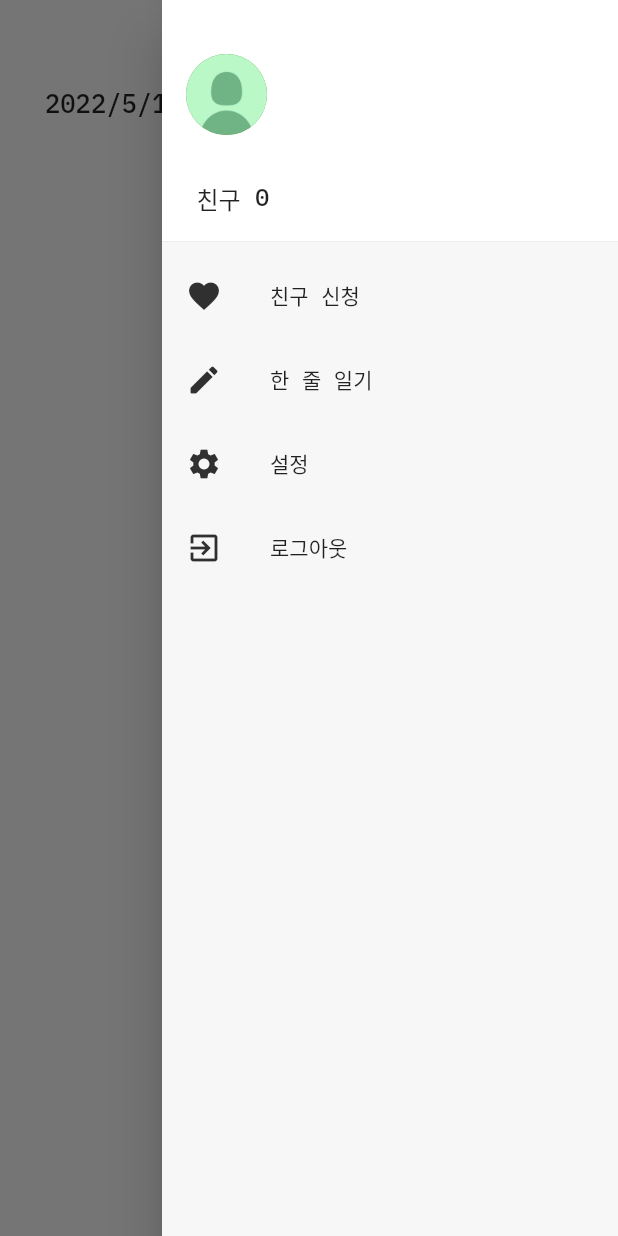
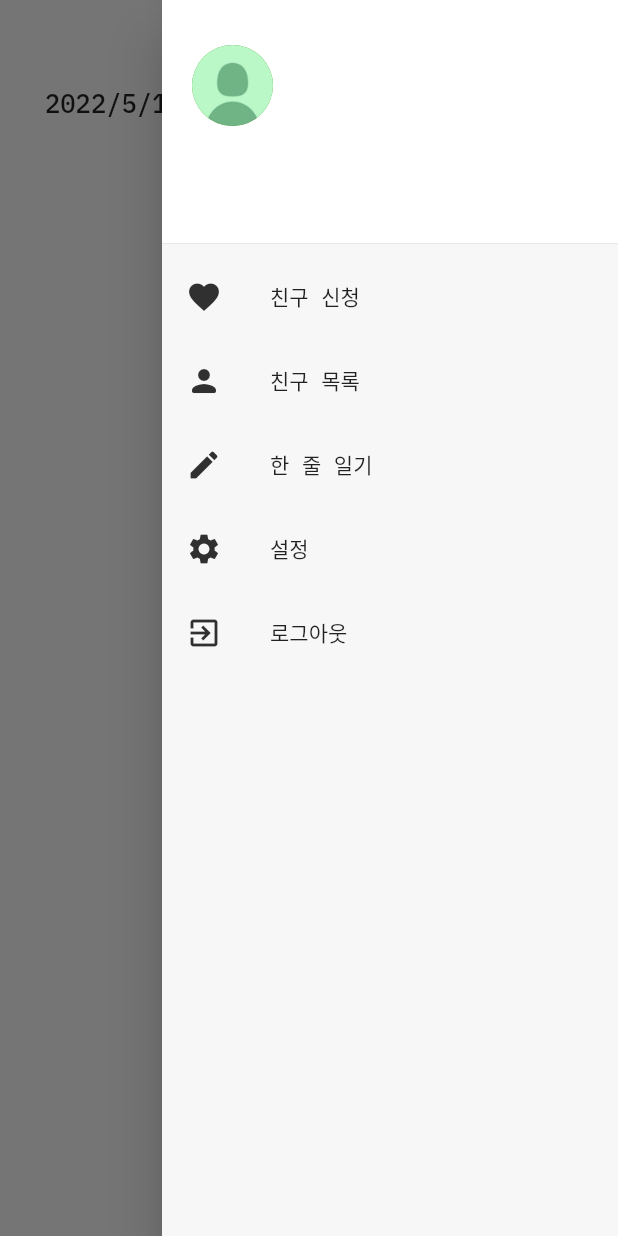
Before and after one commit to Seohyun-Back/rouf_again, a Flutter app: the screen it shows once a user with an empty profile is signed in, in the side drawer, after a tap on the "add" icon, on a phone screen of 412 x 824 dp. Run offline on Flutter 3.47's test engine with Material 2 defaults, Android fonts, the phone set to English and light mode, and no system bars; our stand-ins replace cloud_firestore, firebase_auth, firebase_core, flutter_calendar_carousel, modal_progress_hud_nsn; missing offline and left inert: flutterfire_ui; accounts and stored records are empty; network calls fail.

Commit message:
친구 수 수정

```diff
--- a/lib/globals.dart
+++ b/lib/globals.dart
@@ -51,16 +51,25 @@ List<int> eachTaskKey = [
   0
 ]; // 각 todo의 갯수..? 인덱스로 쓰려고 만들었던듯
 List<String> eachTaskTimer = [
-  "00:00",
-  "00:00",
-  "00:00",
-  "00:00",
-  "00:00",
-  "00:00",
-  "00:00",
-  "00:00"
+  "00H 00m",
+  "00H 00m",
+  "00H 00m",
+  "00H 00m",
+  "00H 00m",
+  "00H 00m",
+  "00H 00m",
+  "00H 00m"
 ];
-
+List<bool> eachtimerStartKey = [
+  false,
+  false,
+  false,
+  false,
+  false,
+  false,
+  false,
+  false
+];
 int statusKey = 8; // 기본 숨쉬기 상태
 int actionKey = 8;
 List<String> action = [
@@ -97,13 +106,13 @@ void initGlobals() {
   taskList = [];
   eachTaskKey = [0, 0, 0, 0, 0, 0, 0, 0];
   eachTaskTimer = [
-    "00:00",
-    "00:00",
-    "00:00",
-    "00:00",
-    "00:00",
-    "00:00",
-    "00:00",
-    "00:00"
+    "00H 00m",
+    "00H 00m",
+    "00H 00m",
+    "00H 00m",
+    "00H 00m",
+    "00H 00m",
+    "00H 00m",
+    "00H 00m"
   ];
 }
--- a/lib/screens/login_screen.dart
+++ b/lib/screens/login_screen.dart
@@ -526,14 +526,7 @@ class _LoginSignupScreenState extends State<LoginSignupScreen> {
                         },
                         child: Container(
                           decoration: BoxDecoration(
-                            gradient: LinearGradient(
-                              colors: [
-                                Colors.lightGreen,
-                                Colors.green,
-                              ],
-                              begin: Alignment.topLeft,
-                              end: Alignment.bottomRight,
-                            ),
+                            color: Color(0xff589314),
                             borderRadius: BorderRadius.circular(30),
                             boxShadow: [
                               BoxShadow(
--- a/lib/screens/main_screen.dart
+++ b/lib/screens/main_screen.dart
@@ -167,7 +167,7 @@ class _MainScreenState extends State<MainScreen> {
                                           .set({
                                         'taskKey': i,
                                         'title': globals.tasks[i],
-                                        'time': "00:00",
+                                        'time': "00H 00m",
                                         //'todos': Map(),
                                       }),
                                       setState(() {
@@ -217,7 +217,7 @@ class _MainScreenState extends State<MainScreen> {
                                             .set({
                                           'taskKey': i,
                                           'title': globals.tasks[i],
-                                          'time': "00:00",
+                                          'time': "00H 00m",
                                         }),
                                         setState(() {
                                           globals.taskList.add(i);
@@ -260,13 +260,13 @@ class _MainScreenState extends State<MainScreen> {
         child: ListView(
           padding: EdgeInsets.zero,
           children: <Widget>[
-            DrawerHeader(
+            SizedBox(
+              height: 170,
+              child: DrawerHeader(
+                padding: EdgeInsets.symmetric(horizontal: 20, vertical: 30),
                 child: Container(
                     child: Column(
                   children: [
-                  SizedBox(
-                    height: 20,
-                  ),
                     Row(
                       crossAxisAlignment: CrossAxisAlignment.start,
                       children: [
@@ -280,7 +280,7 @@ class _MainScreenState extends State<MainScreen> {
                         Container(
                           //flex: 8,
                           child: Container(
-                          padding: EdgeInsets.fromLTRB(10, 6, 0, 30),
+                            padding: EdgeInsets.fromLTRB(12, 6, 0, 10),
                             child: Column(
                               crossAxisAlignment: CrossAxisAlignment.start,
                               children: [
@@ -330,39 +330,39 @@ class _MainScreenState extends State<MainScreen> {
                         )
                       ],
                     ),
-                  GestureDetector(
-                    onTap: () {
-                      print('Tapped Friend List!');
-                      Navigator.push(
-                        context,
-                        MaterialPageRoute(builder: (context) {
-                          return FriendList();
-                        }),
-                      );
-                    },
-                    child: Container(
-                      padding: EdgeInsets.fromLTRB(7, 0, 0, 0),
-                      child: Row(
-                          mainAxisAlignment: MainAxisAlignment.start,
-                          children: [
-                            Text(
-                              '친구 ',
-                              style: TextStyle(
-                                fontSize: 16,
-                                fontWeight: FontWeight.w500,
-                              ),
-                            ),
-                            if (globals.currentUid == '')
-                              Text('0',
-                                  style: TextStyle(
-                                    fontSize: 16,
-                                    fontWeight: FontWeight.w500,
-                                  ))
-                            else if (globals.currentUid != '')
-                              friendNumStreamBuilder(),
-                          ]),
-                    ),
-                  ),
+                    // GestureDetector(
+                    //   onTap: () {
+                    //     print('Tapped Friend List!');
+                    //     Navigator.push(
+                    //       context,
+                    //       MaterialPageRoute(builder: (context) {
+                    //         return FriendList();
+                    //       }),
+                    //     );
+                    //   },
+                    //   child: Container(
+                    //     padding: EdgeInsets.fromLTRB(7, 0, 0, 0),
+                    //     child: Row(
+                    //         mainAxisAlignment: MainAxisAlignment.start,
+                    //         children: [
+                    //           Text(
+                    //             '친구 ',
+                    //             style: TextStyle(
+                    //               fontSize: 16,
+                    //               fontWeight: FontWeight.w500,
+                    //             ),
+                    //           ),
+                    //           if (globals.currentUid == '')
+                    //             Text('0',
+                    //                 style: TextStyle(
+                    //                   fontSize: 16,
+                    //                   fontWeight: FontWeight.w500,
+                    //                 ))
+                    //           else if (globals.currentUid != '')
+                    //             friendNumStreamBuilder(),
+                    //         ]),
+                    //   ),
+                    // ),
                   ],
                 )),
                 decoration: BoxDecoration(
@@ -371,6 +371,7 @@ class _MainScreenState extends State<MainScreen> {
                       bottomLeft: Radius.circular(0.0),
                       bottomRight: Radius.circular(0.0),
                     )),
+              ),
             ),
             ListTile(
               leading: Icon(
@@ -388,6 +389,26 @@ class _MainScreenState extends State<MainScreen> {
                   context,
                   MaterialPageRoute(builder: (context) {
                     return FriendRequest();
+                  }),
+                );
+              },
+            ),
+            ListTile(
+              leading: Icon(
+                Icons.person_rounded,
+                color: Colors.grey[850],
+              ),
+              title: Text('친구 목록',
+                  style: TextStyle(
+                    fontFamily: 'Mono',
+                    fontWeight: FontWeight.w500,
+                  )),
+              onTap: () {
+                print("친구 목록 is clicked");
+                Navigator.push(
+                  context,
+                  MaterialPageRoute(builder: (context) {
+                    return FriendList();
                   }),
                 );
               },
--- a/lib/screens/sidebar/printSearchedFriend.dart
+++ b/lib/screens/sidebar/printSearchedFriend.dart
@@ -42,9 +42,9 @@ class _printSearchedFriendState extends State<printSearchedFriend> {
           child: Column(
             children: [
               ListTile(
-                leading: Icon(
-                  Icons.circle,
-                  color: Colors.grey[850],
+                leading: CircleAvatar(
+                  radius: 18,
+                  backgroundImage: AssetImage('images/profile.jpg'),
                 ),
                 // 친구 이메일
                 title: Text(globals.friendName),
```
Also changed, not shown: lib/component/stopwatch.dart (+22 -19 lines), lib/component/task.dart (+15 -7 lines), lib/component/task_list.dart (+42 -30 lines), lib/component/todo_list.dart (+15 -2 lines), lib/screens/sidebar/friend_list.dart (+22 -7 lines), lib/screens/sidebar/friend_request.dart (+20 -20 lines), lib/screens/sidebar/settings_category/faq_board.dart (+1 -7 lines), images/loginlogo.png. Lines whose indentation alone changed are shown as unchanged.
